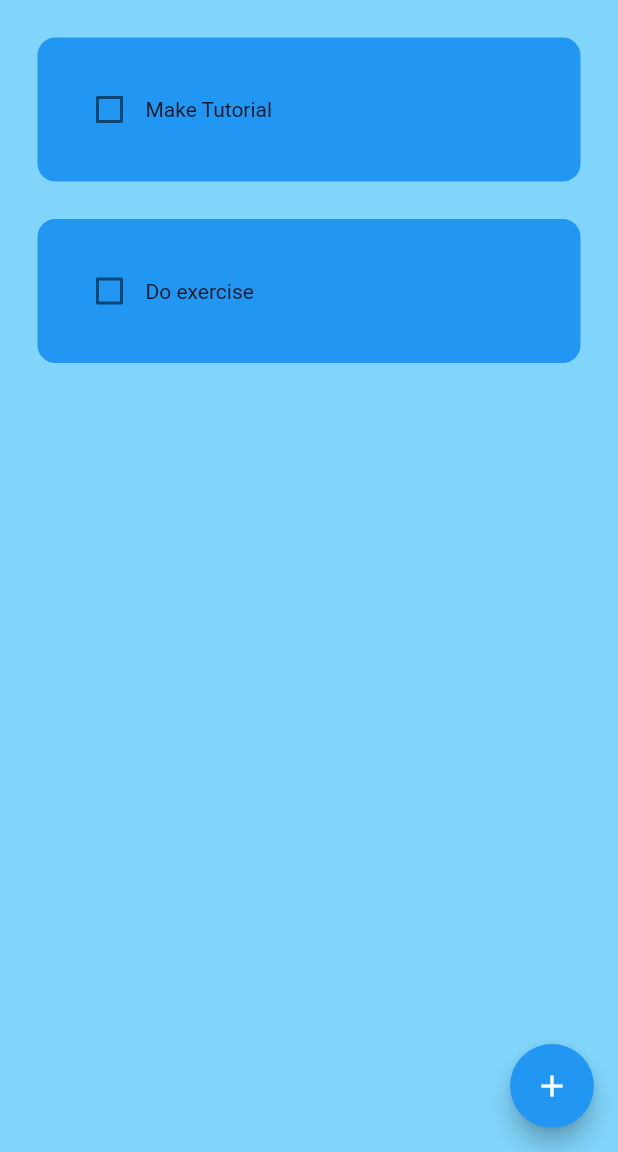
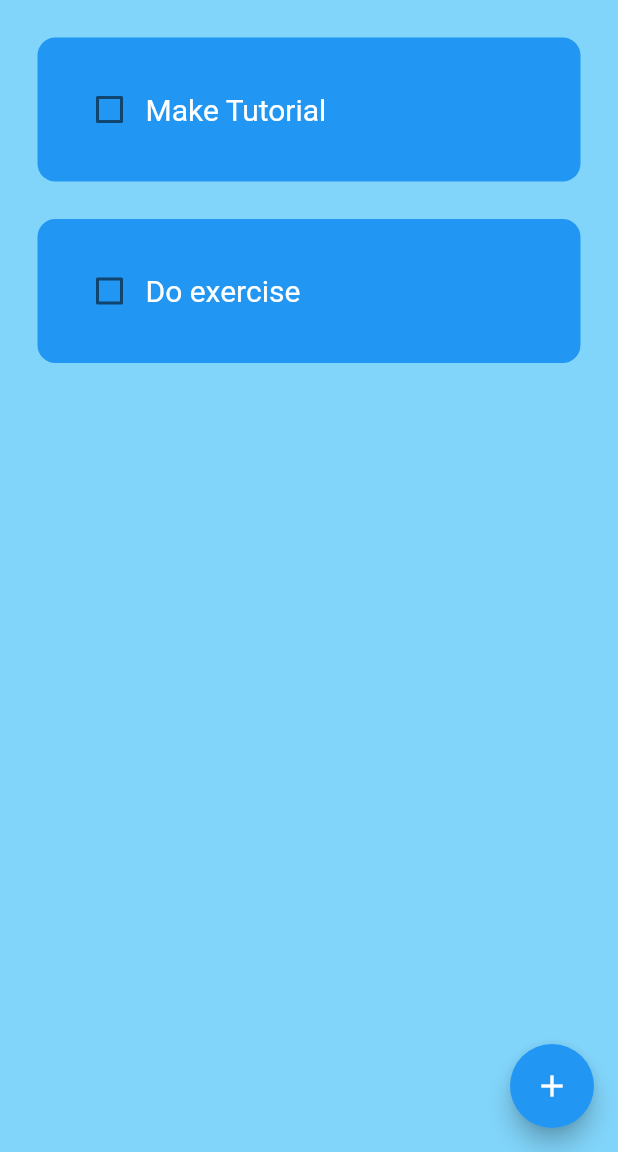
Before and after one commit to dignacio0815/to_do_list_flutter, a Flutter app: the screen it shows after launch, on a phone screen of 412 x 824 dp, the part 84-1236 px from its top. Run offline on Flutter 3.47's test engine with Material 2 defaults, Android fonts, the phone set to English and light mode, and no system bars; drawn by our look-alikes of flutter_slidable; our stand-ins replace hive_flutter; accounts and stored records are empty.

Commit message:
Change text color for todo tile to white

```diff
--- a/lib/util/todo_tile.dart
+++ b/lib/util/todo_tile.dart
@@ -53,6 +53,8 @@ class ToDoTile extends StatelessWidget {
               Text(
                 taskName,
                 style: TextStyle(
+                    color: Colors.white,
+                    fontSize: 20,
                     decoration: taskCompleted
                         ? TextDecoration.lineThrough
                         : TextDecoration.none),
```
